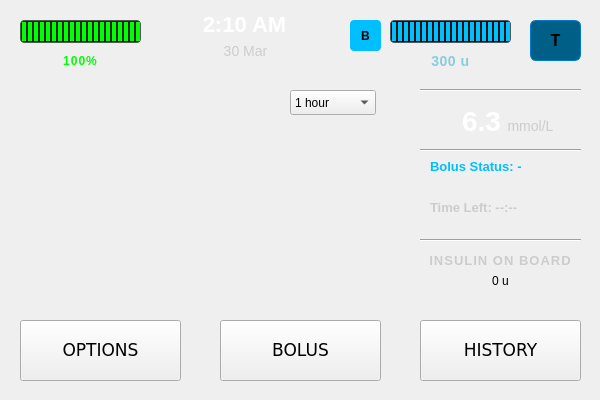
xHWAHx/InsulinPumpSimulator-Group35, file code/home.ui: the form before one commit.
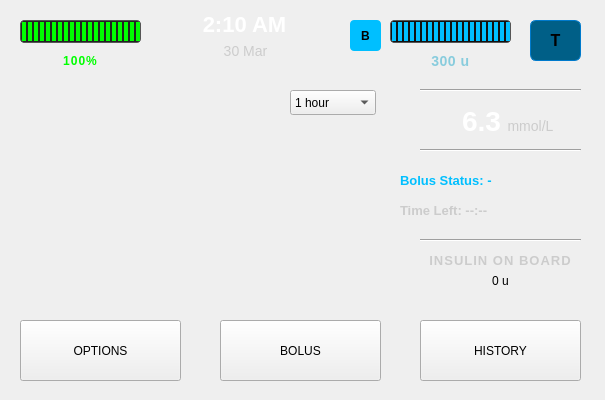
The form after the commit. Icons and pictures are not drawn. Custom widgets are drawn as their Qt base class.

```diff
--- a/code/home.ui
+++ b/code/home.ui
@@ -6,7 +6,7 @@
    <rect>
     <x>0</x>
     <y>0</y>
-    <width>600</width>
+    <width>605</width>
     <height>400</height>
    </rect>
   </property>
@@ -271,12 +271,6 @@
      <height>61</height>
     </rect>
    </property>
-   <property name="font">
-    <font>
-     <family>DejaVu Sans</family>
-     <pointsize>13</pointsize>
-    </font>
-   </property>
    <property name="styleSheet">
     <string notr="true">QPushButton#optionsButton {
     background-color: #444444;
@@ -350,12 +344,6 @@
      <height>61</height>
     </rect>
    </property>
-   <property name="font">
-    <font>
-     <family>DejaVu Sans</family>
-     <pointsize>13</pointsize>
-    </font>
-   </property>
    <property name="styleSheet">
     <string notr="true">QPushButton#bolusButton {
     background-color: #444444;
@@ -376,10 +364,10 @@
   <widget class="QLabel" name="labelBolusStatus">
    <property name="geometry">
     <rect>
-     <x>430</x>
-     <y>159</y>
-     <width>141</width>
-     <height>41</height>
+     <x>400</x>
+     <y>170</y>
+     <width>201</width>
+     <height>20</height>
     </rect>
    </property>
    <property name="styleSheet">
@@ -393,7 +381,7 @@
     <string>Bolus Status: -</string>
    </property>
    <property name="alignment">
-    <set>Qt::AlignLeading|Qt::AlignLeft|Qt::AlignTop</set>
+    <set>Qt::AlignLeading|Qt::AlignLeft|Qt::AlignVCenter</set>
    </property>
   </widget>
   <widget class="QPushButton" name="historyButton">
@@ -405,12 +393,6 @@
      <height>61</height>
     </rect>
    </property>
-   <property name="font">
-    <font>
-     <family>DejaVu Sans</family>
-     <pointsize>13</pointsize>
-    </font>
-   </property>
    <property name="styleSheet">
     <string notr="true">QPushButton#optionsButton {
     background-color: #444444;
@@ -534,10 +516,10 @@
   <widget class="QLabel" name="labelBolusTimeRemaining">
    <property name="geometry">
     <rect>
-     <x>430</x>
+     <x>400</x>
      <y>200</y>
-     <width>151</width>
-     <height>31</height>
+     <width>201</width>
+     <height>20</height>
     </rect>
    </property>
    <property name="styleSheet">
@@ -551,10 +533,7 @@
     <string>Time Left: --:--</string>
    </property>
    <property name="alignment">
-    <set>Qt::AlignLeading|Qt::AlignLeft|Qt::AlignTop</set>
-   </property>
-   <property name="wordWrap">
-    <bool>true</bool>
+    <set>Qt::AlignLeading|Qt::AlignLeft|Qt::AlignVCenter</set>
    </property>
   </widget>
   <widget class="Line" name="line_3">
```
